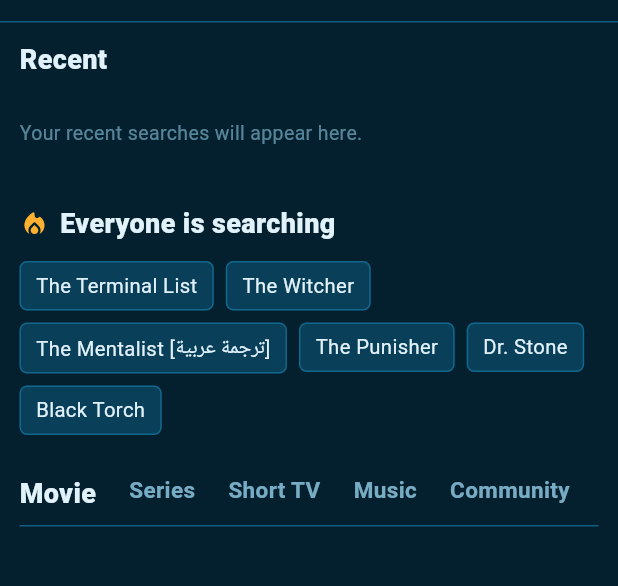
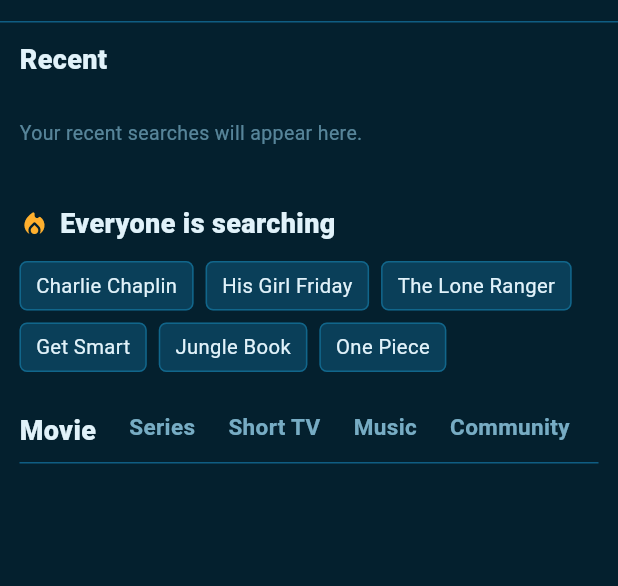
Before and after one commit to robinhossainraaj/flix4u, a Flutter app: the SearchPage screen opened by its route, on a phone screen of 412 x 824 dp, the part 81-667 px from its top. Run offline on Flutter 3.47's test engine with Material 3 defaults, Android fonts, the phone set to English and light mode, and no system bars; our stand-ins replace cached_network_image, chewie, dio, go_router, hive_flutter, package_info_plus and 3 more; accounts and stored records are empty; network calls fail.

Commit message:
Use catalog-backed search suggestions and shared catalog cache

```diff
--- a/flix4u-app/lib/core/api/github_catalog_data_source.dart
+++ b/flix4u-app/lib/core/api/github_catalog_data_source.dart
@@ -18,7 +18,7 @@ class GithubCatalogDataSource {
           );
 
   final Dio _dio;
-  Map<String, dynamic>? _cache;
+  static Map<String, dynamic>? _cache;
 
   Future<Map<String, dynamic>?> load() async {
     final cached = _cache;
@@ -122,7 +122,9 @@ class GithubCatalogDataSource {
       case 'music':
         return id.contains(':music:');
       case 'movie':
-        return rawType == 'movie' && !id.contains(':short:');
+        return rawType == 'movie' &&
+            !id.contains(':short:') &&
+            !id.contains(':music:');
       default:
         return true;
     }
--- a/flix4u-app/lib/features/search/search_page.dart
+++ b/flix4u-app/lib/features/search/search_page.dart
@@ -30,12 +30,12 @@ class _SearchPageState extends State<SearchPage> {
       ];
 
   static const List<String> _popular = <String>[
-    'The Terminal List',
-    'The Witcher',
-    'The Mentalist [ترجمة عربية]',
-    'The Punisher',
-    'Dr. Stone',
-    'Black Torch',
+    'Charlie Chaplin',
+    'His Girl Friday',
+    'The Lone Ranger',
+    'Get Smart',
+    'Jungle Book',
+    'One Piece',
   ];
 
   final CatalogRepository _repository = CatalogRepository();
```
